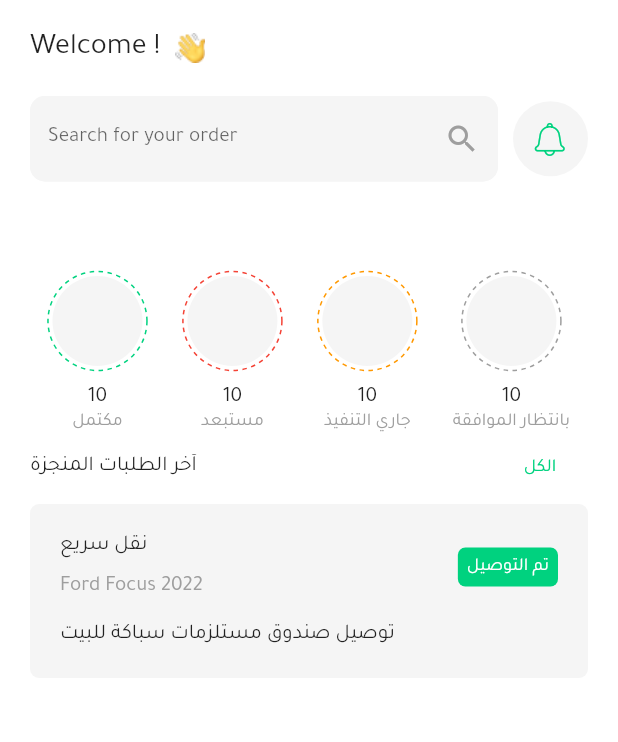
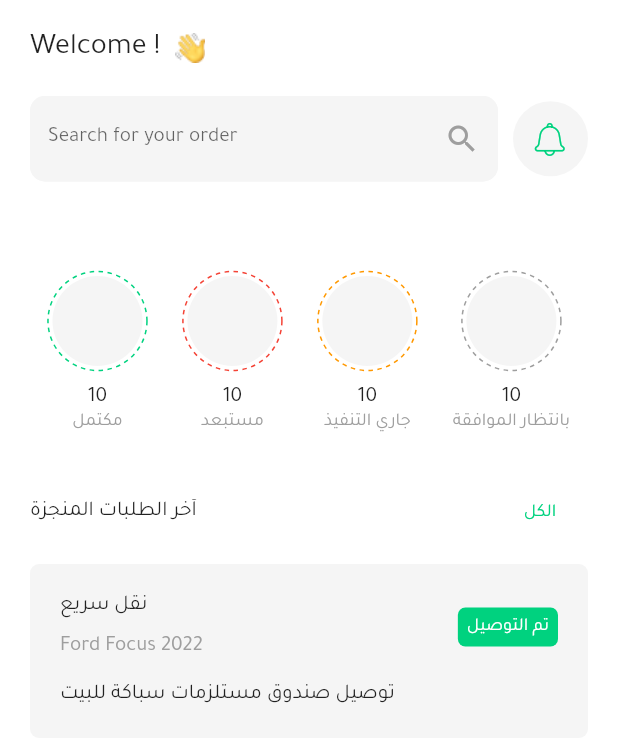
Before and after one commit to odaykrayem/shadid, a Flutter app: the screen it shows after launch, on a phone screen of 412 x 824 dp. Shown: the top 742 px of the screen. Run offline on Flutter 3.47's test engine with Material 2 defaults, Android fonts, the phone set to English and light mode, and no system bars; drawn by our look-alikes of dotted_border; our stand-ins replace animated_text_kit, firebase_auth, firebase_core, flutter_svg, fluttertoast, image_picker and 4 more; missing offline and left inert: dropdown_below, simple_star_rating; accounts and stored records are empty; project files that could hold a hidden picture were left out.

Commit message:
Update 21:02  09/6

```diff
--- a/lib/view/pages/captain_pages/captain_home.dart
+++ b/lib/view/pages/captain_pages/captain_home.dart
@@ -298,6 +298,9 @@ class _CaptainHomeState extends State<CaptainHome> {
                         ),
                       ],
                     ),
+                    const SizedBox(
+                      height: 30.0,
+                    ),
                     Row(
                       mainAxisAlignment: MainAxisAlignment.spaceBetween,
                       children: [
@@ -317,6 +320,9 @@ class _CaptainHomeState extends State<CaptainHome> {
                           child: const Text('الكل'),
                         ),
                       ],
+                    ),
+                    const SizedBox(
+                      height: 10.0,
                     ),
                     Container(
                       padding: const EdgeInsets.all(20.0),
```
